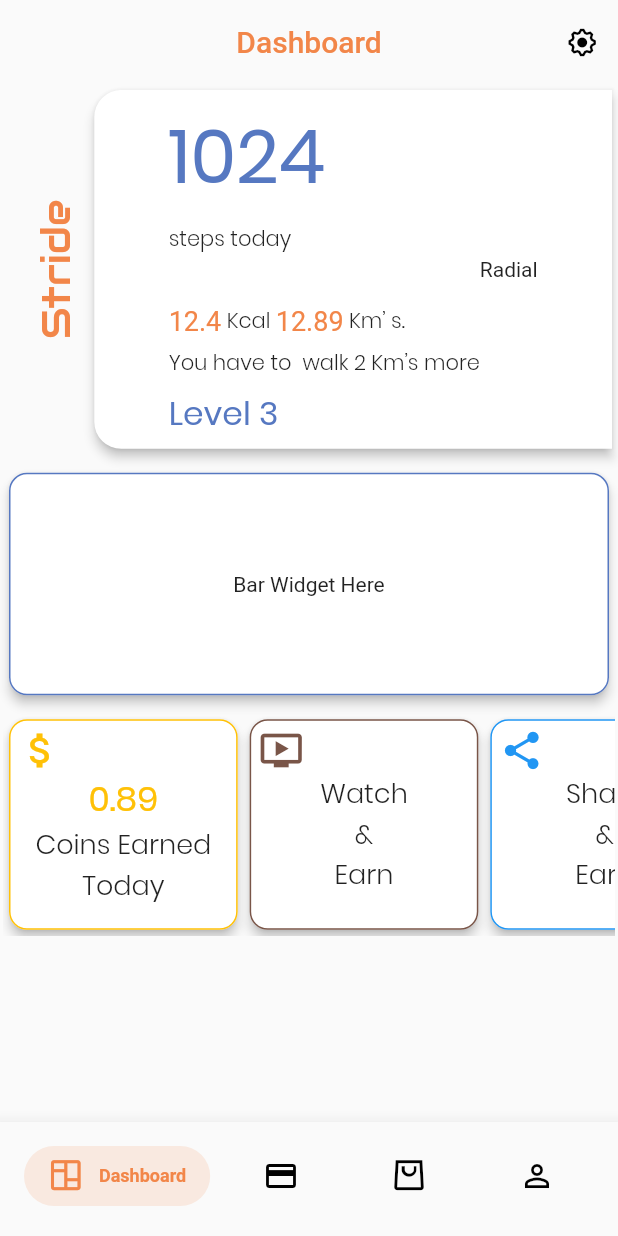
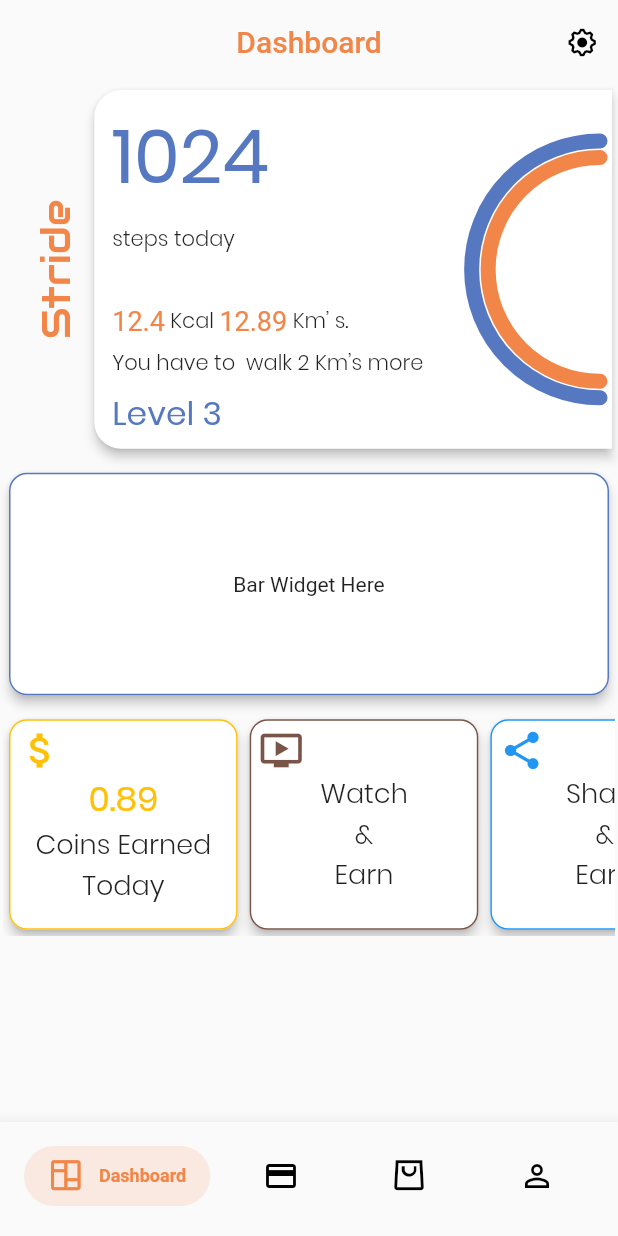
Before and after one commit to prakashvidya68/stride, a Flutter app: the screen it shows after launch, on a phone screen of 412 x 824 dp. Run offline on Flutter 3.47's test engine with Material 2 defaults, Android fonts, the phone set to English and light mode, and no system bars.

Commit message:
dashboard --mainGraph

```diff
--- a/lib/widgets/dashboardScoreBoard.dart
+++ b/lib/widgets/dashboardScoreBoard.dart
@@ -1,12 +1,14 @@
 import 'package:flutter/material.dart';
 import 'package:stride/dummyData.dart';
-import '../widgets/radialGraph.dart';
+import '../widgets/raidalGraph.dart';
+import 'dart:math';
 
 // ScoreBoard Widget (First Component of DashBoard)
 class DashBoardScoreBoard extends StatelessWidget {
   const DashBoardScoreBoard({
     Key key,
   }) : super(key: key);
+
 
   @override
   Widget build(BuildContext context) {
@@ -43,9 +45,11 @@ class DashBoardScoreBoard extends StatelessWidget {
                   ),
                 ),
                 child: Row(
-                  mainAxisAlignment: MainAxisAlignment.center,
+                  mainAxisAlignment: MainAxisAlignment.spaceBetween,
                   children: <Widget>[
-                    Column(
+                    Padding(
+                      padding: const EdgeInsets.only(left: 12.0),
+                      child: Column(
                         mainAxisAlignment: MainAxisAlignment.spaceEvenly,
                         crossAxisAlignment: CrossAxisAlignment.start,
                         children: <Widget>[
@@ -111,7 +115,37 @@ class DashBoardScoreBoard extends StatelessWidget {
                           ),
                         ],
                       ),
-                    RadialGraph(),
+                    ),
+                    Stack(
+                      children: <Widget>[
+                        Padding(
+                          padding: const EdgeInsets.only(right: 3.0),
+                          child: RadialGraph(
+                            graphwidth: 10,
+                            completepercent: 100,
+                            completecolor: Color(0xFF5678C1),
+                            incompletecolor: Colors.white,
+                            maxangle: -pi,
+                            graphradius: MediaQuery.of(context).size.height*.0905+11,
+                            height: MediaQuery.of(context).size.height * 0.05,
+                            width: MediaQuery.of(context).size.height * 0.05,
+                          ),
+                        ),
+                        Padding(
+                          padding: const EdgeInsets.only(right: 3.0),
+                          child: RadialGraph(
+                            graphwidth: 10,
+                            completepercent: 100,
+                            completecolor: Color(0xFFF28649),
+                            incompletecolor: Colors.white,
+                            maxangle: -pi,
+                            graphradius: MediaQuery.of(context).size.height*.0905,
+                            height: MediaQuery.of(context).size.height * 0.05,
+                            width: MediaQuery.of(context).size.height * 0.05,
+                          ),
+                        )
+                      ],
+                    )
                   ],
                 ),
               ),
--- a/lib/widgets/radialGraph.dart
+++ /dev/null
@@ -1,11 +0,0 @@
-import 'package:flutter/material.dart';
-
-class RadialGraph extends StatelessWidget {
-  @override
-  Widget build(BuildContext context) {
-    return Container(
-      child: Text("Radial"),
-
-    );
-  }
-}
--- /dev/null
+++ b/lib/widgets/raidalGraph.dart
@@ -0,0 +1,116 @@
+import 'dart:math';
+
+import 'package:flutter/material.dart';
+
+class RadialGraph extends StatelessWidget {
+  const RadialGraph({
+    Key key,
+    @required this.completepercent,
+    @required this.graphradius,
+    @required this.width,
+    @required this.height,
+    this.maxangle = 2 * pi,
+    this.completecolor = Colors.green,
+    this.incompletecolor = Colors.grey,
+    this.graphwidth = 5,
+    this.startangle = 0,
+  }) : super(key: key);
+
+  final Color completecolor;
+  final Color incompletecolor;
+  final double maxangle;
+  final double graphwidth;
+  final double completepercent;
+  final double graphradius;
+  final double startangle;
+  final double width;
+  final double height;
+
+  @override
+  Widget build(BuildContext context) {
+    return CustomPaint(
+      foregroundPainter: GraphPainter(
+        completepercent: completepercent,
+        graphradius: graphradius,
+        maxangle: maxangle,
+        completecolor: completecolor,
+        incompletecolor: incompletecolor,
+        graphwidth: graphwidth,
+        startangle: startangle,
+      ),
+      size: Size(10, 10),
+    );
+  }
+}
+
+class GraphPainter extends CustomPainter {
+  final Color completecolor;
+  final Color incompletecolor;
+  final double maxangle;
+  final double graphwidth;
+  final double completepercent;
+  final double graphradius;
+  final double startangle;
+
+  GraphPainter({
+    this.completecolor = Colors.green,
+    this.incompletecolor = Colors.grey,
+    this.maxangle = 2 * pi,
+    this.graphwidth = 5,
+    this.startangle = 0,
+    @required this.graphradius,
+    @required this.completepercent,
+  });
+
+  @override
+  void paint(Canvas canvas, Size size) {
+    Paint incomplete = new Paint();
+    incomplete.color = incompletecolor;
+    incomplete.strokeCap = StrokeCap.round;
+    incomplete.style = PaintingStyle.stroke;
+    incomplete.strokeWidth = graphwidth;
+
+    Paint complete = new Paint();
+    complete.color = completecolor;
+    complete.strokeCap = StrokeCap.round;
+    complete.style = PaintingStyle.stroke;
+    complete.strokeWidth = graphwidth;
+
+    Offset center;
+
+    if (completepercent < 0 && maxangle < 0 && maxangle >= -pi) {
+      center = new Offset(size.width, size.height / 2);
+    } else if (completepercent > 0 && maxangle > 0 && maxangle <= pi) {
+      center = new Offset(0, size.height / 2);
+    } else {
+      center = new Offset(size.width / 2, size.height / 2);
+    }
+
+    canvas.drawArc(
+      new Rect.fromCircle(center: center, radius: graphradius),
+      startangle - pi / 2,
+      maxangle,
+      false,
+      incomplete,
+    );
+    double arcAngle;
+
+    completepercent > 100
+        ? arcAngle = 2 * pi * (100 / 100)
+        : arcAngle = 2 * pi * (completepercent / 100);
+    if (maxangle < 0 && arcAngle < 0) arcAngle *= -1;
+
+    canvas.drawArc(
+      new Rect.fromCircle(center: center, radius: graphradius),
+      startangle - pi / 2,
+      arcAngle * (maxangle / (2 * pi)),
+      false,
+      complete,
+    );
+  }
+
+  @override
+  bool shouldRepaint(CustomPainter oldDelegate) {
+    return oldDelegate != this;
+  }
+}
```
Also changed, not shown: 3 other files. Lines whose indentation alone changed are shown as unchanged.
